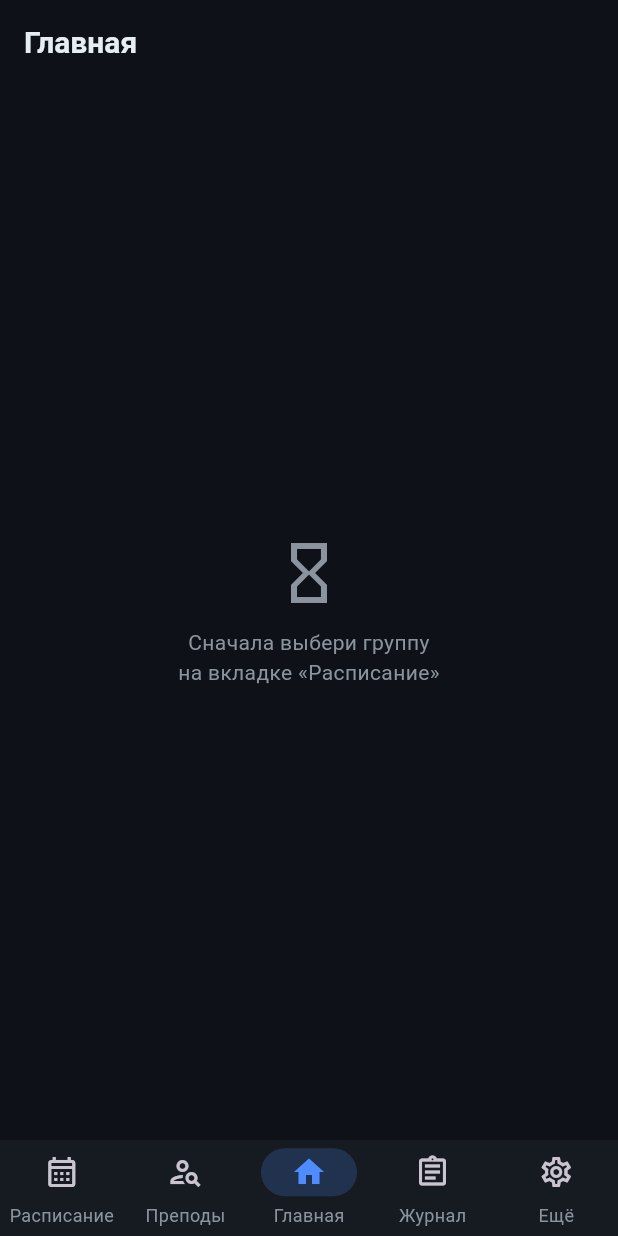
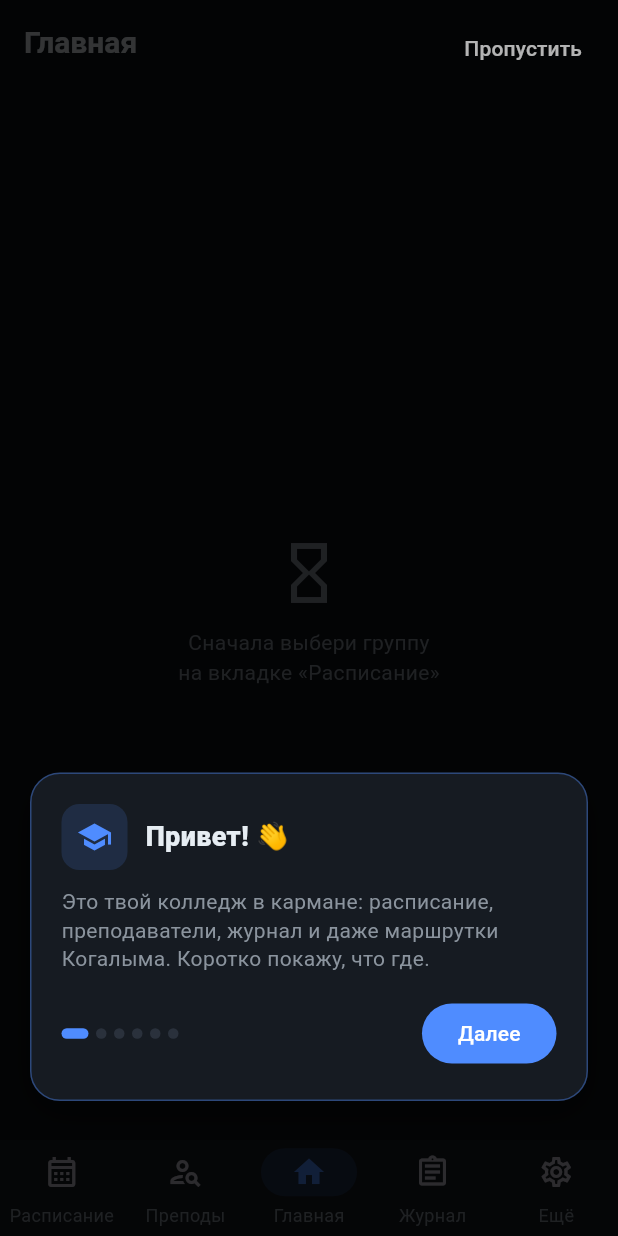
Before and after one commit to yanikto-boop/KOGPK_Schedule, a Flutter app: the screen it shows after launch, on a phone screen of 412 x 824 dp. Run offline on Flutter 3.47's test engine with Material 3 defaults, Android fonts, the phone set to English and light mode, and no system bars; our stand-ins replace flutter_map, latlong2, package_info_plus, shared_preferences; missing offline and left inert: home_widget; network calls fail.

Commit message:
v1.7.0: онбординг-тур + поддержка проекта (ЮKassa донаты с прогрессом, третье разделение вебхуков)

```diff
--- a/lib/main.dart
+++ b/lib/main.dart
@@ -1,5 +1,7 @@
 import 'package:flutter/material.dart';
+import 'package:shared_preferences/shared_preferences.dart';
 import 'theme.dart';
+import 'screens/onboarding.dart';
 import 'screens/home_screen.dart';
 import 'screens/schedule_screen.dart';
 import 'screens/teachers_screen.dart';
@@ -31,6 +33,7 @@ class RootScreen extends StatefulWidget {
 
 class _RootScreenState extends State<RootScreen> {
   int _index = 2; // стартуем на «Главной» (по центру)
+  bool _showOnboarding = false;
   final _pages = const [
     ScheduleScreen(),
     TeachersScreen(),
@@ -39,9 +42,23 @@ class _RootScreenState extends State<RootScreen> {
     SettingsScreen(),
   ];
 
+  Future<void> _maybeOnboard() async {
+    final prefs = await SharedPreferences.getInstance();
+    if (!(prefs.getBool('onboarding_done') ?? false)) {
+      if (mounted) setState(() => _showOnboarding = true);
+    }
+  }
+
+  Future<void> _finishOnboarding() async {
+    final prefs = await SharedPreferences.getInstance();
+    await prefs.setBool('onboarding_done', true);
+    if (mounted) setState(() => _showOnboarding = false);
+  }
+
   @override
   void initState() {
     super.initState();
+    _maybeOnboard();
     // автопроверка обновления при запуске (с небольшой задержкой,
     // чтобы не мешать первой отрисовке)
     WidgetsBinding.instance.addPostFrameCallback((_) async {
@@ -52,7 +69,7 @@ class _RootScreenState extends State<RootScreen> {
 
   @override
   Widget build(BuildContext context) {
-    return Scaffold(
+    final scaffold = Scaffold(
       body: IndexedStack(index: _index, children: _pages),
       bottomNavigationBar: NavigationBarTheme(
         data: NavigationBarThemeData(
@@ -91,5 +108,16 @@ class _RootScreenState extends State<RootScreen> {
         ),
       ),
     );
+
+    if (!_showOnboarding) return scaffold;
+    return Stack(
+      children: [
+        scaffold,
+        OnboardingOverlay(
+          onStep: (tab) => setState(() => _index = tab),
+          onDone: _finishOnboarding,
+        ),
+      ],
+    );
   }
 }
--- /dev/null
+++ b/lib/screens/onboarding.dart
@@ -0,0 +1,210 @@
+import 'package:flutter/material.dart';
+import '../theme.dart';
+
+class _Step {
+  final int? tab; // индекс вкладки для подсветки (null = по центру)
+  final IconData icon;
+  final String title;
+  final String desc;
+  const _Step(this.tab, this.icon, this.title, this.desc);
+}
+
+const _steps = <_Step>[
+  _Step(null, Icons.school, 'Привет! 👋',
+      'Это твой колледж в кармане: расписание, преподаватели, журнал и даже маршрутки Когалыма. Коротко покажу, что где.'),
+  _Step(2, Icons.home, 'Главная',
+      'Здесь видно, сколько осталось до конца пары или до начала следующей, и какая пара дальше.'),
+  _Step(0, Icons.calendar_month, 'Расписание',
+      'Выбери свою группу — и листай дни. Сегодня подсвечено, пары на две недели вперёд.'),
+  _Step(1, Icons.person_search, 'Преподаватели',
+      'Поиск по преподавателю и его расписание — удобно узнать, где пара.'),
+  _Step(3, Icons.assignment, 'Журнал',
+      'Введи номер зачётки — увидишь оценки, средний балл и пропуски.'),
+  _Step(4, Icons.directions_bus, 'Ещё: транспорт и виджеты',
+      'Маршрутки Когалыма с прибытием в реальном времени и картой, виджеты на экран и поддержка проекта — всё тут.'),
+];
+
+class OnboardingOverlay extends StatefulWidget {
+  final void Function(int tab) onStep;
+  final VoidCallback onDone;
+  const OnboardingOverlay({super.key, required this.onStep, required this.onDone});
+
+  @override
+  State<OnboardingOverlay> createState() => _OnboardingOverlayState();
+}
+
+class _OnboardingOverlayState extends State<OnboardingOverlay> {
+  int _i = 0;
+
+  @override
+  void initState() {
+    super.initState();
+    WidgetsBinding.instance.addPostFrameCallback((_) => _emit());
+  }
+
+  void _emit() {
+    final t = _steps[_i].tab;
+    if (t != null) widget.onStep(t);
+  }
+
+  void _next() {
+    if (_i >= _steps.length - 1) {
+      widget.onDone();
+      return;
+    }
+    setState(() => _i++);
+    _emit();
+  }
+
+  @override
+  Widget build(BuildContext context) {
+    final size = MediaQuery.of(context).size;
+    final bottomInset = MediaQuery.of(context).padding.bottom;
+    final step = _steps[_i];
+
+    Offset? hole;
+    if (step.tab != null) {
+      final cx = size.width * (step.tab! + 0.5) / 5;
+      final cy = size.height - bottomInset - 32;
+      hole = Offset(cx, cy);
+    }
+
+    return Material(
+      type: MaterialType.transparency,
+      child: Stack(
+        children: [
+          // затемнение с «дыркой» на подсвечиваемой вкладке
+          Positioned.fill(
+            child: CustomPaint(painter: _ScrimPainter(hole)),
+          ),
+          if (hole != null)
+            Positioned(
+              left: hole.dx - 30,
+              top: hole.dy - 30,
+              child: IgnorePointer(
+                child: Container(
+                  width: 60,
+                  height: 60,
+                  decoration: BoxDecoration(
+                    shape: BoxShape.circle,
+                    border: Border.all(color: AppColors.primary, width: 2),
+                  ),
+                ),
+              ),
+            ),
+          // карточка
+          Positioned(
+            left: 20,
+            right: 20,
+            bottom: bottomInset + 90,
+            child: _card(step),
+          ),
+          // пропустить
+          Positioned(
+            top: MediaQuery.of(context).padding.top + 8,
+            right: 12,
+            child: TextButton(
+              onPressed: widget.onDone,
+              child: const Text('Пропустить',
+                  style: TextStyle(color: Colors.white70)),
+            ),
+          ),
+        ],
+      ),
+    );
+  }
+
+  Widget _card(_Step step) {
+    return Container(
+      padding: const EdgeInsets.all(20),
+      decoration: BoxDecoration(
+        color: AppColors.surface,
+        borderRadius: BorderRadius.circular(20),
+        border: Border.all(color: AppColors.primary.withValues(alpha: 0.4)),
+        boxShadow: [
+          BoxShadow(
+              color: Colors.black.withValues(alpha: 0.4),
+              blurRadius: 20,
+              offset: const Offset(0, 8)),
+        ],
+      ),
+      child: Column(
+        mainAxisSize: MainAxisSize.min,
+        crossAxisAlignment: CrossAxisAlignment.start,
+        children: [
+          Row(
+            children: [
+              Container(
+                width: 44,
+                height: 44,
+                alignment: Alignment.center,
+                decoration: BoxDecoration(
+                  color: AppColors.primary.withValues(alpha: 0.15),
+                  borderRadius: BorderRadius.circular(12),
+                ),
+                child: Icon(step.icon, color: AppColors.primary),
+              ),
+              const SizedBox(width: 12),
+              Expanded(
+                child: Text(step.title,
+                    style: const TextStyle(
+                        fontSize: 18, fontWeight: FontWeight.w800)),
+              ),
+            ],
+          ),
+          const SizedBox(height: 12),
+          Text(step.desc,
+              style: const TextStyle(
+                  color: AppColors.textDim, fontSize: 14, height: 1.35)),
+          const SizedBox(height: 16),
+          Row(
+            children: [
+              // индикаторы шагов
+              Row(
+                children: List.generate(_steps.length, (k) {
+                  final active = k == _i;
+                  return Container(
+                    width: active ? 18 : 7,
+                    height: 7,
+                    margin: const EdgeInsets.only(right: 5),
+                    decoration: BoxDecoration(
+                      color: active ? AppColors.primary : AppColors.border,
+                      borderRadius: BorderRadius.circular(4),
+                    ),
+                  );
+                }),
+              ),
+              const Spacer(),
+              FilledButton(
+                onPressed: _next,
+                child: Text(_i >= _steps.length - 1 ? 'Понятно' : 'Далее'),
+              ),
+            ],
+          ),
+        ],
+      ),
+    );
+  }
+}
+
+class _ScrimPainter extends CustomPainter {
+  final Offset? hole;
+  _ScrimPainter(this.hole);
+
+  @override
+  void paint(Canvas canvas, Size size) {
+    final paint = Paint()..color = Colors.black.withValues(alpha: 0.78);
+    final full = Path()..addRect(Offset.zero & size);
+    if (hole == null) {
+      canvas.drawPath(full, paint);
+      return;
+    }
+    final cut = Path()
+      ..addOval(Rect.fromCircle(center: hole!, radius: 30));
+    final diff = Path.combine(PathOperation.difference, full, cut);
+    canvas.drawPath(diff, paint);
+  }
+
+  @override
+  bool shouldRepaint(_ScrimPainter old) => old.hole != hole;
+}
--- a/lib/screens/settings_screen.dart
+++ b/lib/screens/settings_screen.dart
@@ -8,6 +8,7 @@ import '../services/update_flow.dart';
 import '../services/native.dart';
 import 'admin_screen.dart';
 import 'transport_screen.dart';
+import 'support_screen.dart';
 
 class SettingsScreen extends StatefulWidget {
   const SettingsScreen({super.key});
@@ -155,6 +156,10 @@ class _SettingsScreenState extends State<SettingsScreen> {
       body: ListView(
         padding: const EdgeInsets.all(12),
         children: [
+          _tile(Icons.favorite, 'Поддержать проект',
+              subtitle: 'Сбор на публикацию в App Store',
+              onTap: () => Navigator.push(context,
+                  MaterialPageRoute(builder: (_) => const SupportScreen()))),
           _tile(Icons.directions_bus, 'Транспорт Когалыма',
               subtitle: 'Маршрутки: остановки и прибытие в реальном времени',
               onTap: () => Navigator.push(context,
--- a/pubspec.yaml
+++ b/pubspec.yaml
@@ -16,7 +16,7 @@ publish_to: 'none' # Remove this line if you wish to publish to pub.dev
 # https://developer.apple.com/library/archive/documentation/General/Reference/InfoPlistKeyReference/Articles/CoreFoundationKeys.html
 # In Windows, build-name is used as the major, minor, and patch parts
 # of the product and file versions while build-number is used as the build suffix.
-version: 1.6.0+8
+version: 1.7.0+9
 
 environment:
   sdk: ^3.11.5
```
Also changed, not shown: lib/api.dart (+34 -0 lines), lib/screens/support_screen.dart (added, +229 -0 lines).
